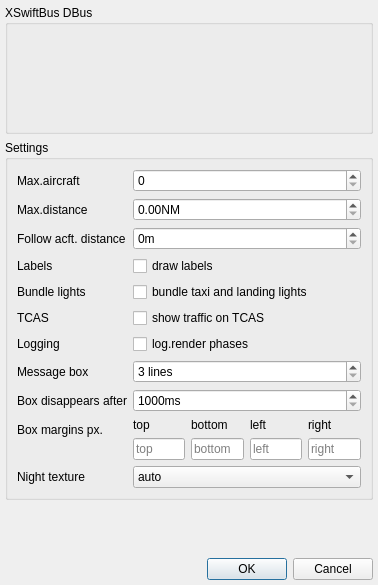
Before: the Qt Designer form src/plugins/simulator/xplaneconfig/simulatorxplaneconfigwindow.ui in swift-project/pilotclient, drawn with Qt 5.
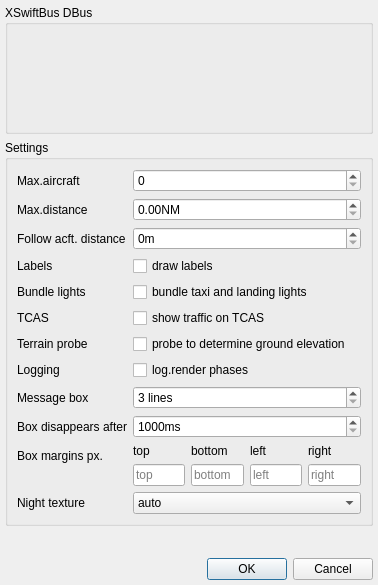
After: the same form once the commit is applied. Custom widgets are drawn as their Qt base class.

Commit message: [xplane] Allow disabling terrain probe for diagnosing performance issues

Diff of the .ui file:
```diff
--- a/src/plugins/simulator/xplaneconfig/simulatorxplaneconfigwindow.ui
+++ b/src/plugins/simulator/xplaneconfig/simulatorxplaneconfigwindow.ui
@@ -66,16 +66,6 @@
      </layout>
     </widget>
    </item>
-   <item row="3" column="0">
-    <widget class="QDialogButtonBox" name="bb_OkCancel">
-     <property name="standardButtons">
-      <set>QDialogButtonBox::Cancel|QDialogButtonBox::Ok</set>
-     </property>
-     <property name="centerButtons">
-      <bool>false</bool>
-     </property>
-    </widget>
-   </item>
    <item row="1" column="0">
     <widget class="QGroupBox" name="gb_XPSettings">
      <property name="title">
@@ -158,14 +148,42 @@
         </property>
        </widget>
       </item>
+      <item row="5" column="0">
+       <widget class="QLabel" name="lbl_TcasEnabled">
+        <property name="text">
+         <string>TCAS</string>
+        </property>
+       </widget>
+      </item>
+      <item row="5" column="1">
+       <widget class="QCheckBox" name="cb_TcasEnabled">
+        <property name="text">
+         <string>show traffic on TCAS</string>
+        </property>
+       </widget>
+      </item>
       <item row="7" column="0">
+       <widget class="QLabel" name="lbl_DebugMode">
+        <property name="text">
+         <string>Logging</string>
+        </property>
+       </widget>
+      </item>
+      <item row="7" column="1">
+       <widget class="QCheckBox" name="cb_LogRenderPhases">
+        <property name="text">
+         <string>log.render phases</string>
+        </property>
+       </widget>
+      </item>
+      <item row="8" column="0">
        <widget class="QLabel" name="lbl_MessageBox">
         <property name="text">
          <string>Message box </string>
         </property>
        </widget>
       </item>
-      <item row="7" column="1">
+      <item row="8" column="1">
        <widget class="QWidget" name="wi_MessageBox" native="true">
         <layout class="QHBoxLayout" name="hl_MessageBox">
          <property name="leftMargin">
@@ -197,13 +215,36 @@
        </widget>
       </item>
       <item row="9" column="0">
+       <widget class="QLabel" name="lbl_MessageBoxDuration">
+        <property name="text">
+         <string>Box disappears after</string>
+        </property>
+       </widget>
+      </item>
+      <item row="9" column="1">
+       <widget class="QSpinBox" name="sb_MessageBoxDuration">
+        <property name="suffix">
+         <string>ms</string>
+        </property>
+        <property name="minimum">
+         <number>1000</number>
+        </property>
+        <property name="maximum">
+         <number>25000</number>
+        </property>
+        <property name="singleStep">
+         <number>250</number>
+        </property>
+       </widget>
+      </item>
+      <item row="10" column="0">
        <widget class="QLabel" name="lbl_MessageBoxMargins">
         <property name="text">
          <string>Box margins px.</string>
         </property>
        </widget>
       </item>
-      <item row="9" column="1">
+      <item row="10" column="1">
        <widget class="QWidget" name="wi_Margins" native="true">
         <layout class="QGridLayout" name="gl_MessageBoxMargins">
          <property name="leftMargin">
@@ -277,14 +318,14 @@
         </layout>
        </widget>
       </item>
-      <item row="10" column="0">
+      <item row="11" column="0">
        <widget class="QLabel" name="lbl_NightTextureMode">
         <property name="text">
          <string>Night texture</string>
         </property>
        </widget>
       </item>
-      <item row="10" column="1">
+      <item row="11" column="1">
        <widget class="QComboBox" name="cb_NightTextureMode">
         <item>
          <property name="text">
@@ -303,60 +344,33 @@
         </item>
        </widget>
       </item>
-      <item row="6" column="1">
-       <widget class="QCheckBox" name="cb_LogRenderPhases">
-        <property name="text">
-         <string>log.render phases</string>
-        </property>
-       </widget>
-      </item>
       <item row="6" column="0">
-       <widget class="QLabel" name="lbl_DebugMode">
+       <widget class="QLabel" name="lbl_TerrainProbeEnabled">
         <property name="text">
-         <string>Logging</string>
+         <string>Terrain probe</string>
         </property>
        </widget>
       </item>
-      <item row="5" column="1">
-       <widget class="QCheckBox" name="cb_TcasEnabled">
+      <item row="6" column="1">
+       <widget class="QCheckBox" name="cb_TerrainProbeEnabled">
         <property name="text">
-         <string>show traffic on TCAS</string>
-        </property>
-       </widget>
-      </item>
-      <item row="5" column="0">
-       <widget class="QLabel" name="lbl_TcasEnabled">
-        <property name="text">
-         <string>TCAS</string>
-        </property>
-       </widget>
-      </item>
-      <item row="8" column="1">
-       <widget class="QSpinBox" name="sb_MessageBoxDuration">
-        <property name="suffix">
-         <string>ms</string>
-        </property>
-        <property name="minimum">
-         <number>1000</number>
-        </property>
-        <property name="maximum">
-         <number>25000</number>
-        </property>
-        <property name="singleStep">
-         <number>250</number>
-        </property>
-       </widget>
-      </item>
-      <item row="8" column="0">
-       <widget class="QLabel" name="lbl_MessageBoxDuration">
-        <property name="text">
-         <string>Box disappears after</string>
+         <string>probe to determine ground elevation</string>
         </property>
        </widget>
       </item>
      </layout>
     </widget>
    </item>
+   <item row="3" column="0">
+    <widget class="QDialogButtonBox" name="bb_OkCancel">
+     <property name="standardButtons">
+      <set>QDialogButtonBox::Cancel|QDialogButtonBox::Ok</set>
+     </property>
+     <property name="centerButtons">
+      <bool>false</bool>
+     </property>
+    </widget>
+   </item>
    <item row="2" column="0">
     <spacer name="vs_Buutons">
      <property name="orientation">
```
The commit also changes 5 other files.
